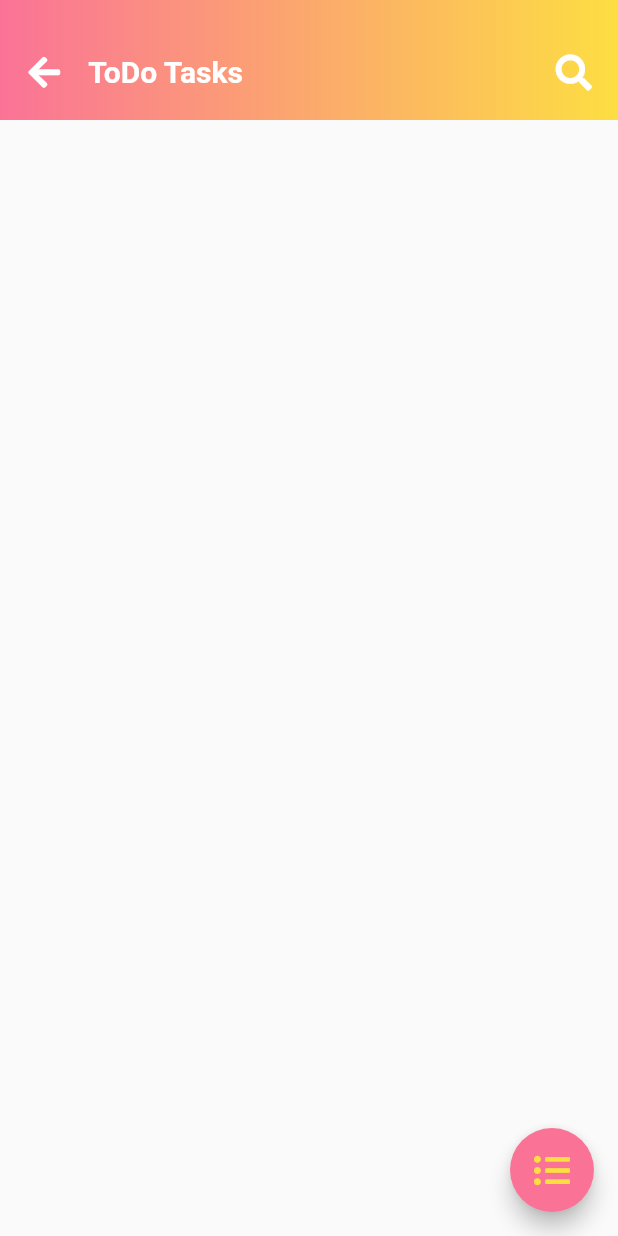
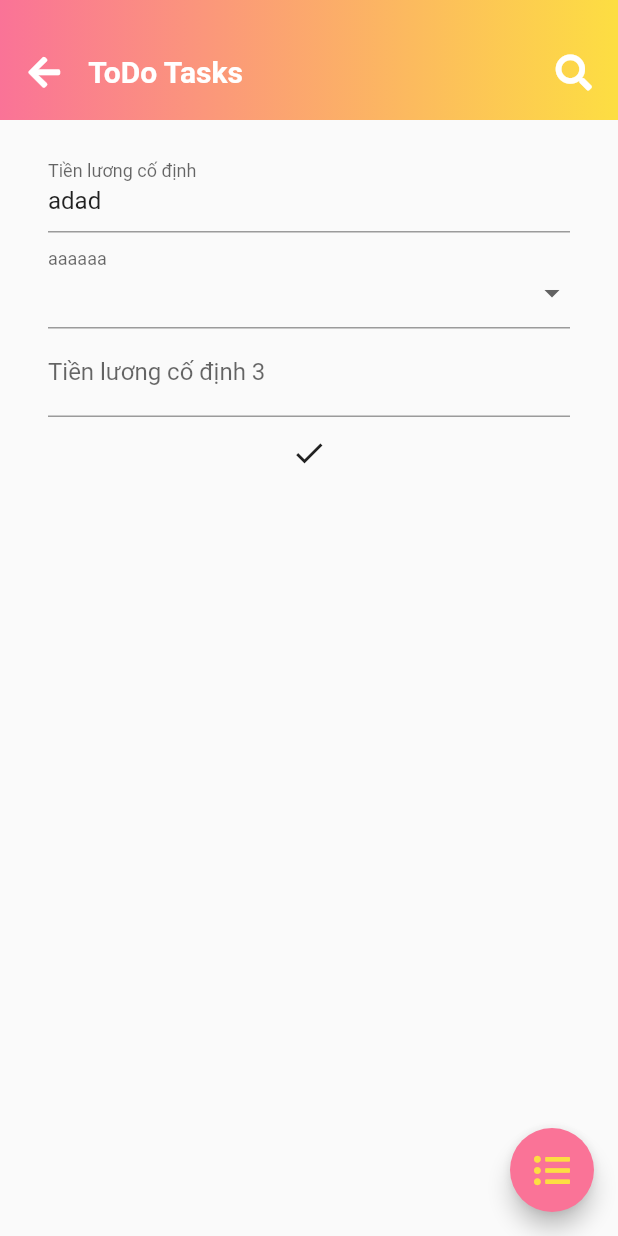
Before and after one commit to dinh0012/PFM, a Flutter app: the screen it shows after launch, on a phone screen of 412 x 824 dp. Run offline on Flutter 3.47's test engine with Material 2 defaults, Android fonts, the phone set to English and light mode, and no system bars; our stand-ins replace cloud_firestore, font_awesome_flutter; accounts and stored records are empty.

Commit message:
add form

```diff
--- a/lib/main.dart
+++ b/lib/main.dart
@@ -1,6 +1,9 @@
 import 'dart:async';
 import 'package:flutter/material.dart';
 import 'package:cloud_firestore/cloud_firestore.dart';
+import 'package:personal_financial_management/widgets/field.dart';
+import 'package:personal_financial_management/widgets/field_type.dart';
+import 'package:personal_financial_management/widgets/form_custom.dart';
 import 'firestoreservice.dart';
 import 'package:font_awesome_flutter/font_awesome_flutter.dart';
 import 'taskscreen.dart';
@@ -61,67 +64,28 @@ class _MyHomePageState extends State<MyHomePage> {
           Container(
             width: MediaQuery.of(context).size.width,
             height: MediaQuery.of(context).size.height - 80,
-            child: ListView.builder(
-                itemCount: items.length,
-                itemBuilder: (context, index) {
-                  return Stack(children: <Widget>[
-                    // The containers in the background
-                    Column(children: <Widget>[
-                      Padding(
-                        padding: EdgeInsets.only(left: 8.0, right: 8.0),
-                        child: Container(
-                          width: MediaQuery.of(context).size.width,
-                          height: 80.0,
-                          child: Padding(
-                            padding: EdgeInsets.only(top: 8.0, bottom: 8.0),
-                            child: Material(
-                              color: Colors.white,
-                              elevation: 14.0,
-                              shadowColor: Color(0x802196F3),
-                              child: Center(
-                                child: Padding(
-                                  padding: EdgeInsets.all(8.0),
-                                  child: Row(
-                                    mainAxisAlignment:
-                                        MainAxisAlignment.spaceBetween,
-                                    children: <Widget>[
-                                      todoType('${items[index].tasktype}'),
-                                      Text(
-                                        '${items[index].taskname}',
-                                        style: TextStyle(
-                                            color: Colors.black,
-                                            fontSize: 20.0),
-                                      ),
-                                      Column(
-                                        mainAxisAlignment:
-                                            MainAxisAlignment.center,
-                                        children: <Widget>[
-                                          Text(
-                                            '${items[index].taskdate}',
-                                            style: TextStyle(
-                                                color: Colors.black,
-                                                fontSize: 18.0,
-                                                fontWeight: FontWeight.bold),
-                                          ),
-                                          Text(
-                                            '${items[index].tasktime}',
-                                            style: TextStyle(
-                                                color: Colors.black,
-                                                fontSize: 16.0),
-                                          ),
-                                        ],
-                                      )
-                                    ],
-                                  ),
-                                ),
-                              ),
-                            ),
-                          ),
-                        ),
-                      ),
-                    ]),
-                  ]);
-                }),
+            padding: EdgeInsets.all(16.0),
+            child: FormCustom(
+              initialValues: {'a': 'adad'},
+              children: (values, initialValues) => [
+                Field(
+                    type: FieldType.input,
+                    labelText: 'Tiền lương cố định',
+                    name: 'a',
+                    initialValue: initialValues['a'],
+                    onSaved: (userName) {
+                      values['a'] = userName;
+                    }),
+                Field(
+                    type: FieldType.selection,
+                    labelText: 'Tiền lương cố định 2',
+                    name: 'a2'),
+                Field(
+                    type: FieldType.input,
+                    labelText: 'Tiền lương cố định 3',
+                    name: 'a3'),
+              ],
+            ),
           ),
         ],
       ),
@@ -131,6 +95,7 @@ class _MyHomePageState extends State<MyHomePage> {
           FontAwesomeIcons.listUl,
           color: Color(0xFFFDDE42),
         ),
+
         onPressed: () {
           //Navigator.push(context,MaterialPageRoute(builder: (context) => TaskScreen()),
           Navigator.push(
--- /dev/null
+++ b/lib/widgets/field.dart
@@ -0,0 +1,53 @@
+
+import 'package:flutter/cupertino.dart';
+import 'package:flutter/material.dart';
+import 'package:personal_financial_management/widgets/date_picker.dart';
+import 'package:personal_financial_management/widgets/field_selection.dart';
+import 'package:personal_financial_management/widgets/field_type.dart';
+
+class Field extends StatelessWidget {
+  final FieldType type;
+  final String hintText;
+  final String name;
+  final String labelText;
+  final initialValue;
+  final value;
+  final Function onSaved;
+  final Function onChanged;
+
+  Field({
+    this.type,
+    this.hintText = 'Nhập giá trị',
+    this.labelText = 'Label',
+    this.name,
+    this.initialValue,
+    this.value,
+    this.onSaved,
+    this.onChanged,
+  });
+
+  @override
+  Widget build(BuildContext context) {
+    return Container(
+      child: factoryField(),
+    );
+  }
+
+  Widget factoryField() {
+    switch (this.type) {
+      case FieldType.selection:
+        return FieldSelection(
+
+        );
+      case FieldType.input:
+      default:
+        return TextFormField(
+            onSaved: this.onSaved,
+            initialValue: this.initialValue,
+            decoration: InputDecoration(
+              hintText: this.hintText,
+              labelText: this.labelText,
+            ));
+    }
+  }
+}
--- /dev/null
+++ b/lib/widgets/field_selection.dart
@@ -0,0 +1,124 @@
+import 'package:flutter/cupertino.dart';
+import 'package:flutter/material.dart';
+
+class FieldSelection extends StatefulWidget {
+  @override
+  _FieldSelectionState createState() => _FieldSelectionState();
+}
+
+class _FieldSelectionState extends State<FieldSelection> {
+  var _currentSelectedValue;
+
+  _showMaterialDialog() {
+    showGeneralDialog(
+        context: context,
+        barrierDismissible: true,
+        barrierLabel:
+            MaterialLocalizations.of(context).modalBarrierDismissLabel,
+        barrierColor: Colors.black45,
+        transitionDuration: const Duration(milliseconds: 200),
+        pageBuilder: (BuildContext buildContext, Animation animation,
+            Animation secondaryAnimation) {
+          var selectedRadio = 1;
+          return Center(
+            child: Container(
+              width: MediaQuery.of(context).size.width - 10,
+              height: MediaQuery.of(context).size.height - 80,
+              padding: EdgeInsets.all(20),
+              color: Colors.white,
+              child: Column(
+                children: [
+                  Radio(
+                    value: 1,
+                    groupValue: 1,
+                    onChanged: (int value) {
+                      setState(() => selectedRadio = value);
+                    },
+                  ),
+                  RaisedButton(
+                    onPressed: () {
+                      Navigator.of(context).pop();
+                    },
+                    child: Text(
+                      "Save",
+                      style: TextStyle(color: Colors.white),
+                    ),
+                    color: const Color(0xFF1BC0C5),
+                  )
+                ],
+              ),
+            ),
+          );
+        });
+  }
+  var _currencies = [
+    "Food",
+    "Transport",
+    "Personal",
+    "Shopping",
+    "Medical",
+    "Rent",
+    "Movie",
+    "Salary"
+  ];
+  @override
+  Widget build(BuildContext context) {
+    return Container(
+      child: FormField<String>(
+        builder: (FormFieldState<String> state) {
+          return InputDecorator(
+            decoration: InputDecoration(
+               // labelStyle: textStyle,
+              labelText: 'aaaaaa',
+                errorStyle: TextStyle(color: Colors.redAccent, fontSize: 16.0),
+                hintText: 'Please select expense',
+              //  border: OutlineInputBorder(borderRadius: BorderRadius.circular(5.0))
+            ),
+            isEmpty: _currentSelectedValue == '',
+            child: DropdownButtonHideUnderline(
+              child: DropdownButton<String>(
+                value: _currentSelectedValue,
+                isDense: true,
+                onChanged: (String newValue) {
+                  setState(() {
+                    _currentSelectedValue = newValue;
+                    state.didChange(newValue);
+                  });
+                },
+                items: _currencies.map((String value) {
+                  return DropdownMenuItem<String>(
+                    value: value,
+                    child: Text(value),
+                  );
+                }).toList(),
+              ),
+            ),
+          );
+        },
+      ),
+    );
+  }
+}
+
+class MyStatefulWidget extends StatefulWidget {
+  MyStatefulWidget({Key key}) : super(key: key);
+
+  @override
+  _MyStatefulWidgetState createState() => _MyStatefulWidgetState();
+}
+
+/// This is the private State class that goes with MyStatefulWidget.
+class _MyStatefulWidgetState extends State<MyStatefulWidget> {
+  var _character = 1;
+
+  @override
+  Widget build(BuildContext context) {
+    return Container(
+      width: MediaQuery.of(context).size.width - 10,
+      height: MediaQuery.of(context).size.height - 80,
+      child: Column(
+        children: <Widget>[],
+      ),
+    );
+  }
+}
--- /dev/null
+++ b/lib/widgets/field_type.dart
@@ -0,0 +1,7 @@
+class FieldType {
+  static const FieldType input = FieldType('Input');
+  static const FieldType datePicker = FieldType('DatePicker');
+  static const FieldType selection = FieldType('Selection');
+  final String type;
+  const FieldType(String type) : type = type;
+}
--- /dev/null
+++ b/lib/widgets/form_custom.dart
@@ -0,0 +1,48 @@
+import 'package:flutter/cupertino.dart';
+import 'package:flutter/material.dart';
+import 'package:personal_financial_management/widgets/field.dart';
+class FormCustom extends StatefulWidget {
+  final Function children ;
+  final Map initialValues;
+
+  FormCustom({this.children, this.initialValues });
+
+  @override
+  _FormFieldState createState() => _FormFieldState();
+}
+
+class _FormFieldState extends State<FormCustom> {
+  final GlobalKey _formKey = GlobalKey();
+  final Map values = new Map();
+  @override
+  Widget build(BuildContext context) {
+    print(values);
+    var initialValues = widget.initialValues;
+    return Container(
+      child: Form(
+        key: _formKey,
+        autovalidate: true,
+        child: ListView(
+            padding: const EdgeInsets.symmetric(horizontal: 16.0),
+            children: [
+              ...widget.children(values, initialValues),
+              FlatButton(
+                onPressed: _submitForm,
+                child: Icon(
+                  Icons.check,
+                ),
+              )
+            ]),
+      ),
+    );
+  }
+
+  void _submitForm() {
+    final FormState form = _formKey.currentState;
+    if (form.validate()) {
+      form.save();
+      print('New user saved with signup data:\n');
+      print(values);
+    }
+  }
+}
```
Also changed, not shown: lib/widgets/date_picker.dart (added, +41 -0 lines).
